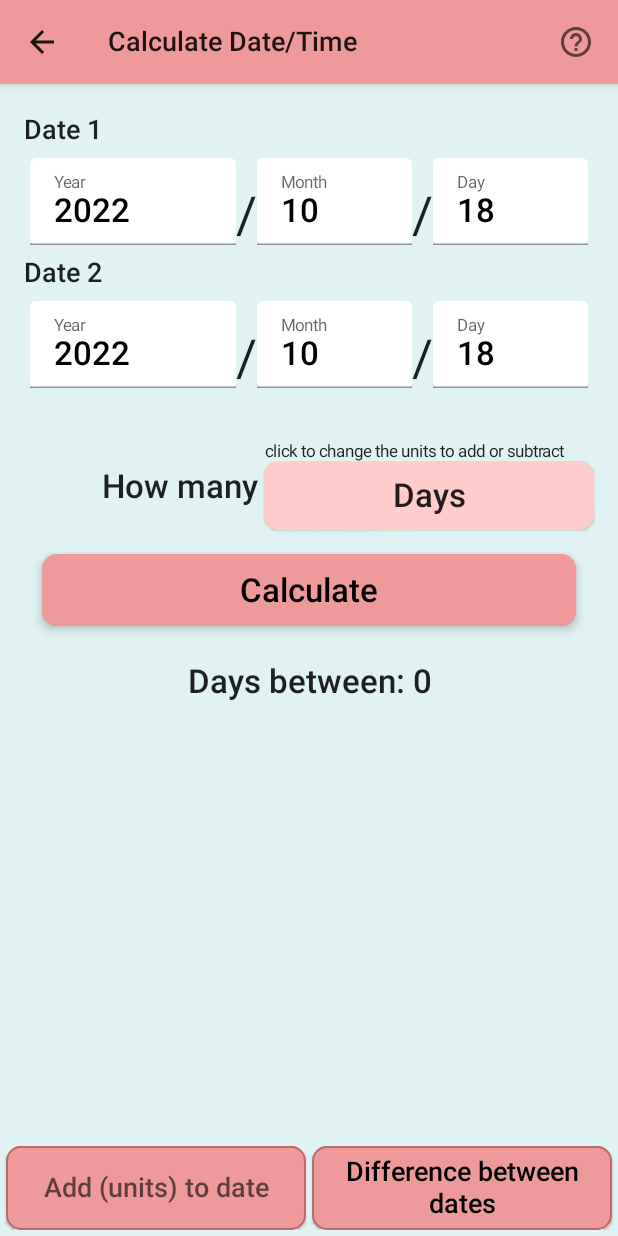
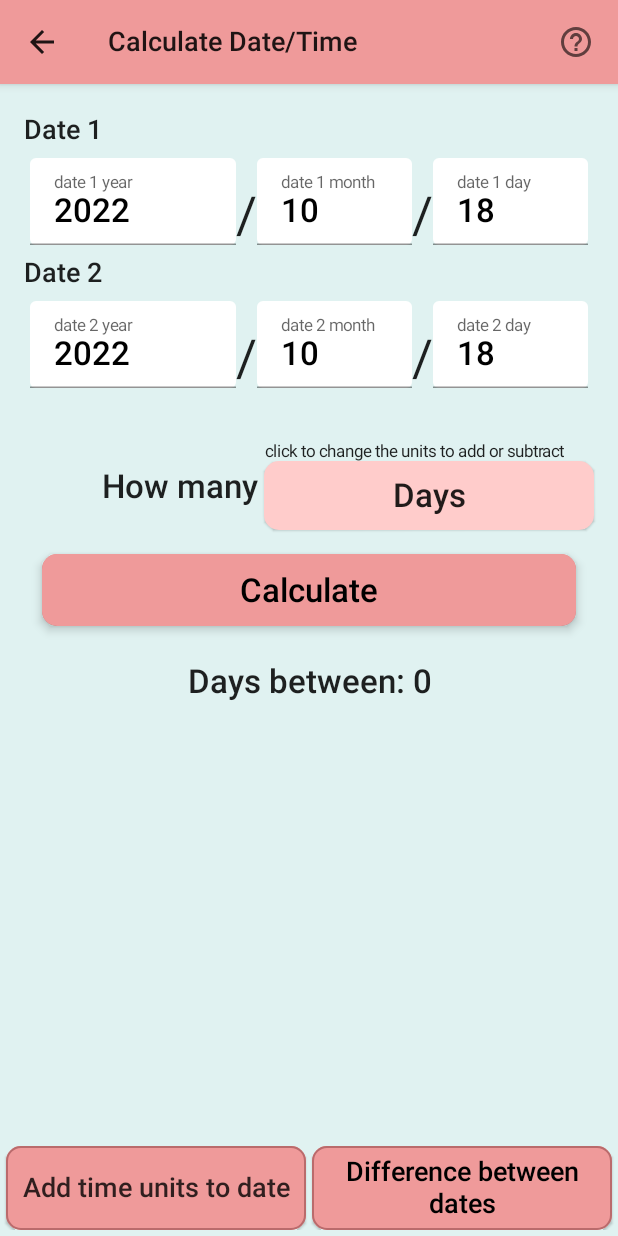
Before and after one commit to kunimitsova/DateTimeCalculator, an Android app built with Jetpack Compose: the screen it shows after launch (MainActivity), item 2 of the bottom bar chosen, on a phone screen of 412 x 824 dp. Run offline under Robolectric (Android 15) with nearby library versions, the phone set to English and light mode, and no system bars.

Commit message:
tweak more accessibility issues
labels on the input boxes, a couple of contrast color issues,
 changed dark mode Primary and Surface to darker dusky pink,
 add content description on expanded drop-down list

```diff
--- a/app/src/main/java/kunimitsova/valbee/datetimecalculator/navigation/DtcNavigation.kt
+++ b/app/src/main/java/kunimitsova/valbee/datetimecalculator/navigation/DtcNavigation.kt
@@ -1,4 +1,4 @@
-package kunimitsova.valbee.datetimecalculator.navigation
+    package kunimitsova.valbee.datetimecalculator.navigation
 
 import androidx.compose.runtime.Composable
 import androidx.compose.ui.Modifier
--- a/app/src/main/java/kunimitsova/valbee/datetimecalculator/ui/components/AddDateTopHalf.kt
+++ b/app/src/main/java/kunimitsova/valbee/datetimecalculator/ui/components/AddDateTopHalf.kt
@@ -5,7 +5,9 @@ import androidx.compose.foundation.layout.Spacer
 import androidx.compose.foundation.layout.height
 import androidx.compose.runtime.Composable
 import androidx.compose.ui.Modifier
+import androidx.compose.ui.res.stringResource
 import androidx.compose.ui.unit.dp
+import kunimitsova.valbee.datetimecalculator.R
 import kunimitsova.valbee.datetimecalculator.ui.components.reusables.DtcDivider
 import kunimitsova.valbee.datetimecalculator.ui.components.segments.DateItemsInput
 import kunimitsova.valbee.datetimecalculator.ui.components.segments.PlusMinusButton
@@ -36,6 +38,9 @@ fun AddDateTopHalf(
             startYear = startYear,
             startMonth = startMonth,
             startDay = startDay,
+            yearLabel = stringResource(id = R.string.year),
+            monthLabel = stringResource(id = R.string.month),
+            dayLabel = stringResource(id = R.string.day),
             onYrChange = onYrChange,
             onMonthChange = onMonthChange,
             onDayChange = onDayChange,
@@ -46,6 +51,10 @@ fun AddDateTopHalf(
             startMin = startMin,
             startSec = startSec,
             startMilli = startMilli,
+            hourLabel = stringResource(id = R.string.hour),
+            minLabel = stringResource(id = R.string.minute),
+            secLabel = stringResource(id = R.string.second),
+            milliLabel = stringResource(id = R.string.Millis),
             onHrChange = onHourChange,
             onMinChange = onMinChange,
             onSecChange = onSecChange,
--- a/app/src/main/java/kunimitsova/valbee/datetimecalculator/ui/components/DateDiffTopHalf.kt
+++ b/app/src/main/java/kunimitsova/valbee/datetimecalculator/ui/components/DateDiffTopHalf.kt
@@ -5,7 +5,9 @@ import androidx.compose.foundation.layout.Row
 import androidx.compose.foundation.layout.padding
 import androidx.compose.runtime.Composable
 import androidx.compose.ui.Modifier
+import androidx.compose.ui.res.stringResource
 import androidx.compose.ui.unit.dp
+import kunimitsova.valbee.datetimecalculator.R
 import kunimitsova.valbee.datetimecalculator.ui.components.reusables.HeaderText
 import kunimitsova.valbee.datetimecalculator.ui.components.segments.DateItemsInput
 
@@ -32,6 +34,9 @@ fun DateDiffTopHalf(
             startYear = year1,
             startMonth = month1,
             startDay = day1,
+            yearLabel = stringResource(id = R.string.year1),
+            monthLabel = stringResource(id = R.string.month1),
+            dayLabel = stringResource(id = R.string.day1),
             onYrChange = onYr1Change,
             onMonthChange = onMonth1Change,
             onDayChange = onDay1Change
@@ -44,6 +49,9 @@ fun DateDiffTopHalf(
             startYear = year2,
             startMonth = month2,
             startDay = day2,
+            yearLabel = stringResource(id = R.string.year2),
+            monthLabel = stringResource(id = R.string.month2),
+            dayLabel = stringResource(id = R.string.day2),
             onYrChange = onYr2Change,
             onMonthChange = onMonth2Change,
             onDayChange = onDay2Change
--- a/app/src/main/java/kunimitsova/valbee/datetimecalculator/ui/components/segments/DateItemsInput.kt
+++ b/app/src/main/java/kunimitsova/valbee/datetimecalculator/ui/components/segments/DateItemsInput.kt
@@ -17,6 +17,7 @@ import kunimitsova.valbee.datetimecalculator.ui.components.reusables.EntryText
 @Composable
 fun DateItemsInput(
     startYear: String,  startMonth: String, startDay: String,
+    yearLabel: String, monthLabel: String, dayLabel: String,
     onYrChange: (String) -> Unit,
     onMonthChange: (String) -> Unit,
     onDayChange: (String) -> Unit,
@@ -29,19 +30,19 @@ fun DateItemsInput(
         modifier = Modifier.padding(4.dp)
     ) {
         EntryText(
-            text = startYear, label = stringResource(id = R.string.year),
+            text = startYear, label = yearLabel,
             onChanged = onYrChange ,
             modifier = modifier.weight(0.8f)
         )
         DateDivider()
         EntryText(
-            text = startMonth, label = stringResource(id = R.string.month),
+            text = startMonth, label = monthLabel,
             onChanged = onMonthChange,
             modifier = modifier.weight(0.6f)
         )
         DateDivider()
         EntryText(
-            text = startDay, label = stringResource(id = R.string.day),
+            text = startDay, label = dayLabel,
             onChanged = onDayChange,
             modifier = modifier.weight(0.6f)
         )
--- a/app/src/main/java/kunimitsova/valbee/datetimecalculator/ui/components/segments/TimeItemsInput.kt
+++ b/app/src/main/java/kunimitsova/valbee/datetimecalculator/ui/components/segments/TimeItemsInput.kt
@@ -19,6 +19,7 @@ import kunimitsova.valbee.datetimecalculator.ui.theme.DateTimeCalculatorTheme
 @Composable
 fun TimeItemsInput(
     startHour: String, startMin: String, startSec: String, startMilli: String,
+    hourLabel: String, minLabel: String, secLabel: String, milliLabel: String,
     onHrChange: (String) -> Unit,
     onMinChange: (String) -> Unit,
     onSecChange: (String) -> Unit,
@@ -30,26 +31,26 @@ fun TimeItemsInput(
     Row(verticalAlignment = Alignment.Bottom,
         modifier = Modifier.padding(4.dp)) {
         EntryText(
-            text = startHour, label = stringResource(id = R.string.hour),
+            text = startHour, label = hourLabel,
             onChanged = onHrChange,
             modifier = modifier.weight(1f)
         )
         TimeDivider()
         EntryText(
-            text = startMin, label = stringResource(id = R.string.minute),
+            text = startMin, label = minLabel,
             onChanged = onMinChange,
             modifier = modifier.weight(1f)
         )
         TimeDivider()
         EntryText(
-            text = startSec, label = stringResource(id = R.string.second),
+            text = startSec, label = secLabel,
             onChanged = onSecChange,
             modifier = modifier.weight(1f)
         )
         if (showMillis) {
             EntryText(
                 text = startMilli,
-                label = stringResource(id = R.string.Millis),
+                label = milliLabel,
                 onChanged = onMilliChange,
                 modifier = modifier.weight(1f)
             )
@@ -66,6 +67,10 @@ fun TimeItemsInputPreview() {
             startMin = "33",
             startSec = "38",
             startMilli = "125",
+            hourLabel = "Hour",
+            minLabel = "Minute",
+            secLabel = "Second",
+            milliLabel = "Millis",
             onHrChange = {},
             onMinChange = {},
             onSecChange = {},
--- a/app/src/main/java/kunimitsova/valbee/datetimecalculator/ui/components/segments/UnitsSpinner.kt
+++ b/app/src/main/java/kunimitsova/valbee/datetimecalculator/ui/components/segments/UnitsSpinner.kt
@@ -13,6 +13,7 @@ import androidx.compose.ui.Modifier
 import androidx.compose.ui.res.stringResource
 import androidx.compose.ui.semantics.Role
 import androidx.compose.ui.semantics.clearAndSetSemantics
+import androidx.compose.ui.semantics.contentDescription
 import androidx.compose.ui.semantics.role
 import androidx.compose.ui.semantics.semantics
 import androidx.compose.ui.tooling.preview.Preview
@@ -32,8 +33,9 @@ fun UnitsSpinner(
     onDismissMenu: () -> Unit,
     onClickUnits: (DateTimeUnits) -> Unit
 ){
+    val popupDescription = stringResource(id = R.string.unitlist)
     Column(modifier = Modifier
-        .semantics(mergeDescendants = true){}
+        .semantics(mergeDescendants = true) {}
         .clickable(
             onClick = onBoxClick,
             onClickLabel = stringResource(id = R.string.select_time_units),
@@ -65,7 +67,8 @@ fun UnitsSpinner(
                     BigText(text = stringResource(selectedUnit.friendlyNameID))
                     DropdownMenu(
                         expanded = expanded,
-                        onDismissRequest = onDismissMenu
+                        onDismissRequest = onDismissMenu,
+                        modifier = Modifier.semantics { if (expanded) contentDescription = popupDescription else null }
                     ) {
                         enumValues<DateTimeUnits>().forEach {
                             DropdownMenuItem(
--- a/app/src/main/java/kunimitsova/valbee/datetimecalculator/ui/menus/BottomMenus.kt
+++ b/app/src/main/java/kunimitsova/valbee/datetimecalculator/ui/menus/BottomMenus.kt
@@ -32,6 +32,9 @@ fun BottomMenu(
     navController: NavHostController,
     currentDestination: NavDestination?
 ) {
+    val contentColor = MaterialTheme.colors.onPrimary
+    val unselectedColor = MaterialTheme.colors.onPrimary.copy(alpha = 0.8f)
+
     // we only need full navigation when it's in Tall mode
     BottomNavigation(
         backgroundColor = MaterialTheme.colors.secondary,
@@ -51,6 +54,8 @@ fun BottomMenu(
                     icon = { HeaderText(stringResource(id = screen.resourceId)) },
                     label = null,
                     selected = currentDestination?.hierarchy?.any { it.route == screen.route } == true,
+                    selectedContentColor = contentColor,
+                    unselectedContentColor = unselectedColor,
                     onClick = {
                         navController.navigatePopToHome(route = screen.route)
                     },
--- a/app/src/main/java/kunimitsova/valbee/datetimecalculator/ui/screens/DateDifferenceScreen.kt
+++ b/app/src/main/java/kunimitsova/valbee/datetimecalculator/ui/screens/DateDifferenceScreen.kt
@@ -10,9 +10,14 @@ import androidx.compose.runtime.*
 import androidx.compose.ui.Modifier
 import androidx.compose.ui.input.pointer.pointerInput
 import androidx.compose.ui.platform.LocalFocusManager
+import androidx.compose.ui.res.stringResource
+import androidx.compose.ui.semantics.SemanticsProperties.ContentDescription
+import androidx.compose.ui.semantics.contentDescription
+import androidx.compose.ui.semantics.semantics
 import androidx.compose.ui.tooling.preview.Preview
 import androidx.compose.ui.unit.dp
 import androidx.lifecycle.viewmodel.compose.viewModel
+import kunimitsova.valbee.datetimecalculator.navigation.Screen
 import kunimitsova.valbee.datetimecalculator.ui.components.*
 import kunimitsova.valbee.datetimecalculator.ui.theme.DateTimeCalculatorTheme
 import kunimitsova.valbee.datetimecalculator.utils.DateTimeUnits
@@ -28,6 +33,8 @@ fun DateDifferenceScreen(
     screenClassifier: ScreenClassifier2
 ) {
     val localFocusManager = LocalFocusManager.current
+
+    val pageContentDescription = stringResource(id = Screen.DateDiff.resourceId) + " Screen"
 
     var expandedAst by remember { mutableStateOf(false) }
     val onExpandClick = { expandedAst = !expandedAst }
@@ -59,6 +66,7 @@ fun DateDifferenceScreen(
             })
         }
         .padding(16.dp)
+        .semantics { contentDescription = pageContentDescription }
     ) {
        AdaptiveScreenLayout(
            compOne = {
--- a/app/src/main/java/kunimitsova/valbee/datetimecalculator/ui/screens/DateTimeAddSubScreen.kt
+++ b/app/src/main/java/kunimitsova/valbee/datetimecalculator/ui/screens/DateTimeAddSubScreen.kt
@@ -11,12 +11,16 @@ import androidx.compose.runtime.*
 import androidx.compose.ui.Modifier
 import androidx.compose.ui.input.pointer.pointerInput
 import androidx.compose.ui.platform.LocalFocusManager
+import androidx.compose.ui.res.stringResource
+import androidx.compose.ui.semantics.contentDescription
+import androidx.compose.ui.semantics.semantics
 import androidx.compose.ui.tooling.preview.Preview
 import androidx.compose.ui.unit.dp
 import kunimitsova.valbee.datetimecalculator.ui.components.*
 import kunimitsova.valbee.datetimecalculator.ui.theme.DateTimeCalculatorTheme
 import kunimitsova.valbee.datetimecalculator.viewmodels.DateTimeAddSubViewModel
 import androidx.lifecycle.viewmodel.compose.viewModel
+import kunimitsova.valbee.datetimecalculator.navigation.Screen
 import kunimitsova.valbee.datetimecalculator.utils.*
 import kunimitsova.valbee.datetimecalculator.utils.screenclassification.*
 
@@ -33,6 +37,8 @@ fun DateTimeScreen(
 ) {
     // modifier is for the Column
     val localFocusManager = LocalFocusManager.current
+
+    val pageContentDescription = stringResource(id = Screen.AddScreen.resourceId) + " Screen"
 
     var expandedAst by remember { mutableStateOf(false) }
     val onAstBoxClick = { expandedAst = !expandedAst }
@@ -68,6 +74,7 @@ fun DateTimeScreen(
                 localFocusManager.clearFocus()
             })
         }
+        .semantics { contentDescription = pageContentDescription }
     ) {
         AdaptiveScreenLayout( compOne = {
             AddDateTopHalf(
--- a/app/src/main/java/kunimitsova/valbee/datetimecalculator/ui/theme/Color.kt
+++ b/app/src/main/java/kunimitsova/valbee/datetimecalculator/ui/theme/Color.kt
@@ -26,6 +26,7 @@ val Amber50 = Color(0xFFfff8e1)
 val Amber100_light = Color(0xffffffe5)
 val Red200 = Color(0xFFef9a9a)
 val Red200_dark = Color(0xffba6b6c)
+val Red200_darker = Color(0xff905050)
 val DeepOrange200_dark = Color(0xffc97b63)
 val DeepOrange900_dark = Color(0xff670000)
 val Brown700_dark = Color(0xff321911)
--- a/app/src/main/java/kunimitsova/valbee/datetimecalculator/ui/theme/Theme.kt
+++ b/app/src/main/java/kunimitsova/valbee/datetimecalculator/ui/theme/Theme.kt
@@ -9,10 +9,10 @@ import androidx.compose.ui.graphics.Color
 
 // my palette uses Secondary as a secondary surface color for now.
 private val DarkColorPalette = darkColors(
-    primary = Red200_dark,
+    primary = Red200_darker,
     primaryVariant = DeepOrange200_dark,
     secondary = Teal600_dark,
-    surface = Red200_dark,
+    surface = Red200_darker,
     background = Gray900,
     onPrimary = Color.White,
     onSecondary = Color.White,
--- a/app/src/main/res/values/strings.xml
+++ b/app/src/main/res/values/strings.xml
@@ -22,7 +22,7 @@
     <string name="add_or_subtract_units">click to change the units to add or subtract</string>
     <string name="difference_units">click to select the units to display</string>
     <string name="help">How To Use</string>
-    <string name="add_date">Add (units) to date</string>
+    <string name="add_date">Add time units to date</string>
     <string name="date_difference">Difference between dates</string>
     <string name="how_many">How many</string>
     <string name="output_difference">%1$s between: %2$d</string>
@@ -32,4 +32,11 @@
     <string name="add_button">Add</string>
     <string name="subtract_button">Subtract</string>
     <string name="select_time_units">Select units of time</string>
+    <string name="year1">date 1 year</string>
+    <string name="month1">date 1 month</string>
+    <string name="day1">date 1 day</string>
+    <string name="year2">date 2 year</string>
+    <string name="month2">date 2 month</string>
+    <string name="day2">date 2 day</string>
+    <string name="unitlist">list of time units</string>
 </resources>
```
Also changed, not shown: app/build.gradle (+6 -5 lines), app/src/main/java/kunimitsova/valbee/datetimecalculator/ui/screens/HelpScreen.kt (+7 -0 lines), build.gradle (+4 -4 lines).
